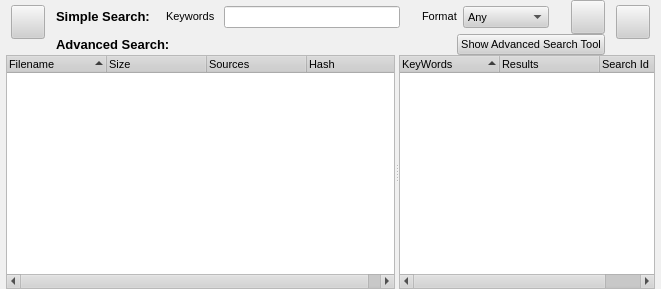
RetroShare/RetroShare, file retroshare-gui/src/gui/SearchDialog.ui: the form before one commit.
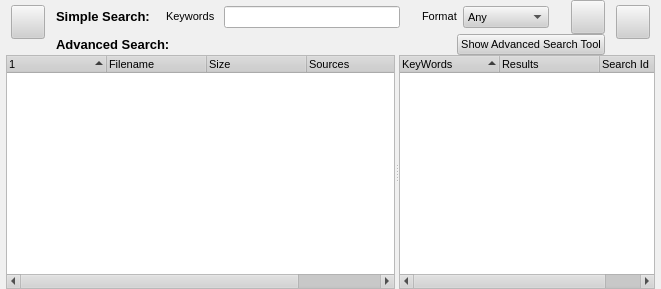
The form after the commit. Icons and pictures are not drawn. Custom widgets are drawn as their Qt base class.

Commit message: * Added new columns for icons

```diff
--- a/retroshare-gui/src/gui/SearchDialog.ui
+++ b/retroshare-gui/src/gui/SearchDialog.ui
@@ -1023,6 +1023,11 @@
         <property name="sortingEnabled" >
          <bool>true</bool>
         </property>
+        <column>
+         <property name="text" >
+          <string/>
+         </property>
+        </column>
         <column>
          <property name="text" >
           <string>Filename</string>
```
Left out of the diff: 141 changed lines with no effect on the pictures. The commit also changes 1 other file.
